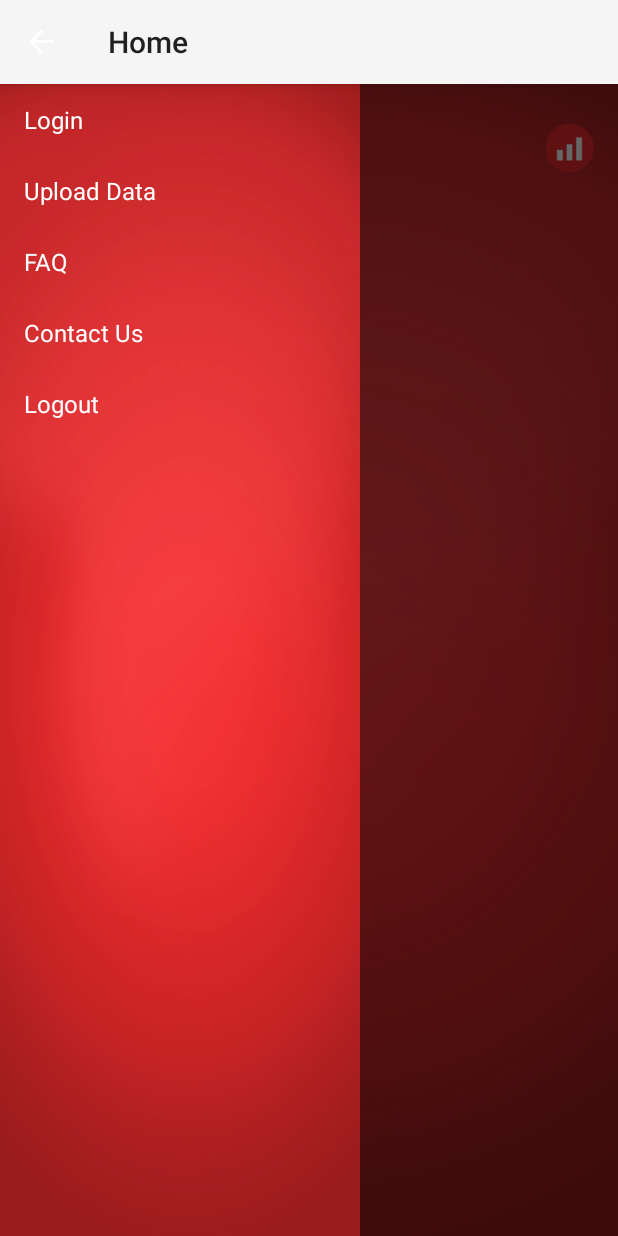
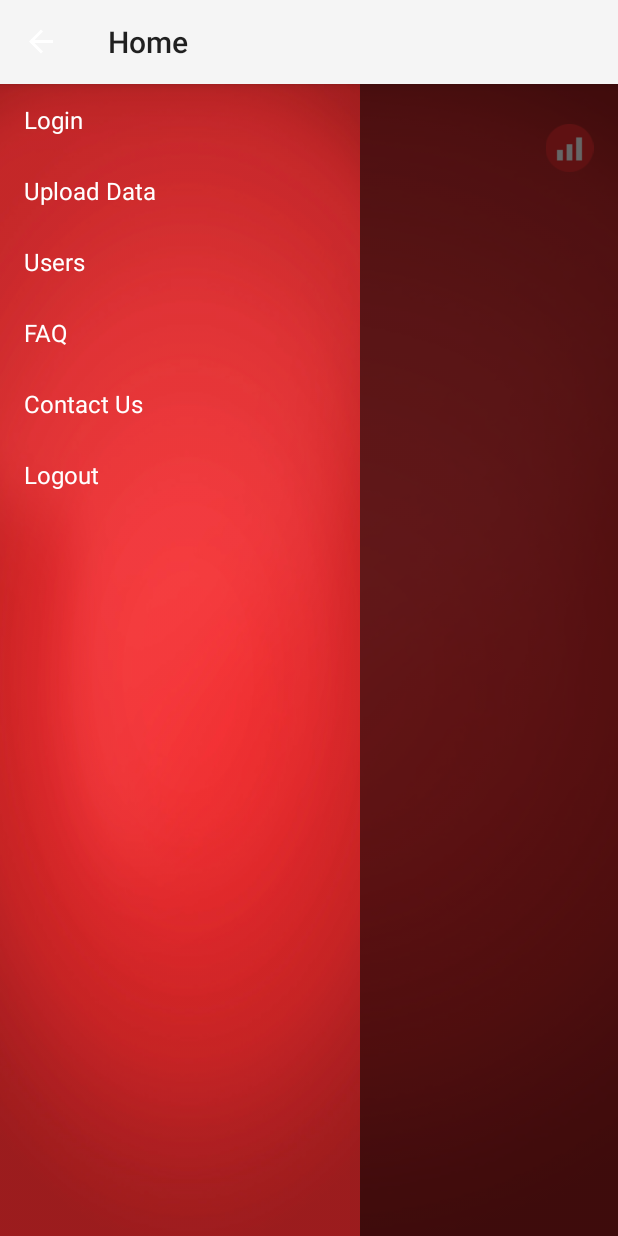
Before and after one commit to mba12/movobluewave, an Android app: the screen it shows after launch (Home), with the side drawer open, on a phone screen of 412 x 824 dp. Run offline under Robolectric (Android 15) with nearby library versions, the phone set to English and light mode, and no system bars; libraries missing offline, so code that uses them is left out: com.firebase.client, com.github.mikephil.charting; plain views replace LineChart; 4 statements that could not run were skipped.

Commit message:
Added the ability to increment steps taken today on user account. Found that the firebase reference will store data until android is memory cleaned then it looses the data which is not so good. Created the ability to save users to disk. Created the ability to load user from disk then login and start using app as normal. Multiuser support coming online in that line of thought.

```diff
--- a/src/android/app/src/main/java/com/movo/wave/Home.java
+++ b/src/android/app/src/main/java/com/movo/wave/Home.java
@@ -29,6 +29,8 @@ import android.support.v7.widget.Toolbar;
 import com.firebase.client.DataSnapshot;
 import com.firebase.client.Firebase;
 import com.firebase.client.FirebaseError;
+import com.firebase.client.MutableData;
+import com.firebase.client.Transaction;
 import com.firebase.client.ValueEventListener;
 import com.github.mikephil.charting.charts.LineChart;
 import com.github.mikephil.charting.components.YAxis;
@@ -88,6 +90,29 @@ public class Home extends ActionBarActivity {
                     public void onItemClick(AdapterView<?> parent, View v, int position1, long id) {
                         // name = getResources().getResourceEntryName(mThumbIds[position1]);
                         //do stuff here on grid click
+                        UserData myData = UserData.getUserData(c);
+//                        calendar.get(Calendar.YEAR)+"/"+(calendar.get(Calendar.MONTH)+1)+"/"+curDay
+//                        Log.d(TAG, "Transaction function start: "+myData.getCurUID()+"/"+calendar.get(Calendar.YEAR)+"/"+(calendar.get(Calendar.MONTH)+1)+"/"+curDay);
+                        //This function increments steps taken today when clicking on the gridview. This will sync with server as soon as it can.
+                        Firebase ref3 = new Firebase("https://ss-movo-wave-v2.firebaseio.com/users/"+myData.getCurUID()+"/"+calendar.get(Calendar.YEAR)+"/"+(calendar.get(Calendar.MONTH)+1)+"/"+curDay);
+                        ref3.runTransaction(new Transaction.Handler() {
+                            @Override
+                            public Transaction.Result doTransaction(MutableData currentData) {
+                                if(currentData.getValue() == null) {
+                                    currentData.setValue(1);
+                                } else {
+                                    currentData.setValue((Long) currentData.getValue() + 1);
+                                }
+                                return Transaction.success(currentData); //we can also abort by calling Transaction.abort()
+                            }
+                            @Override
+                            public void onComplete(FirebaseError firebaseError, boolean committed, DataSnapshot currentData) {
+                                //This method will be called once with the results of the transaction.
+                                Log.d(TAG, "Transaction increment successful");
+                            }
+                        });
+
+
                     }
                 });
                 gridview.invalidate();
@@ -133,12 +158,13 @@ public class Home extends ActionBarActivity {
 
 
         //**********************Set Up slider menu******************//
-        menuOptions = new String[5];
+        menuOptions = new String[6];
         menuOptions[0] = "Login";
         menuOptions[1] = "Upload Data";
-        menuOptions[2] = "FAQ";
-        menuOptions[3] = "Contact Us";
-        menuOptions[4] = "Logout";
+        menuOptions[2] = "Users";
+        menuOptions[3] = "FAQ";
+        menuOptions[4] = "Contact Us";
+        menuOptions[5] = "Logout";
 
         mDrawerList = (ListView) findViewById(R.id.left_drawer);
         mDrawerLayout = (DrawerLayout) findViewById(R.id.drawer_layout);
@@ -274,7 +300,7 @@ public class Home extends ActionBarActivity {
             TextView steps = (TextView) gridView.findViewById(R.id.steps);
             if(data!=null){
                 try {
-                    String what = calendar.get(Calendar.YEAR)+"/"+(calendar.get(Calendar.MONTH)+1)+"/"+dayToDisplay;
+                    //String what = calendar.get(Calendar.YEAR)+"/"+(calendar.get(Calendar.MONTH)+1)+"/"+dayToDisplay;
                     DataSnapshot todaysData = data.child(calendar.get(Calendar.YEAR)+"/"+(calendar.get(Calendar.MONTH)+1)+"/"+dayToDisplay);
                     if(!todaysData.getValue().equals("")){
                         steps.setText(todaysData.getValue()+"");
@@ -317,19 +343,25 @@ public class Home extends ActionBarActivity {
                 Log.d(TAG, "Upload pressed");
                 UserData myData = UserData.getUserData(c);
                 Log.d(TAG, "Cur user data: "+myData.getCurUID());
+
 //                login();
                 break;
             case 2:
+                Log.d(TAG, "Users pressed");
+                users();
+
+            case 3:
                 Log.d(TAG, "FAQ pressed");
 //                logout();
                 break;
-            case 3:
+            case 4:
                 Log.d(TAG, "Contact pressed");
 //                match();
                 break;
 
-            case 4:
+            case 5:
                 Log.d(TAG, "Logout pressed");
+                logout();
                 break;
         }
     }
@@ -381,4 +413,13 @@ public class Home extends ActionBarActivity {
                 LoginActivity.class);
         startActivity(intent);
     }
+    public void users(){
+        Intent intent = new Intent(getApplicationContext(),
+                UserActivity.class);
+        startActivity(intent);
+    }
+    public void logout(){
+        UserData mUD = UserData.getUserData(c);
+        mUD.storeCurrentUser();
+    }
 }
--- a/src/android/app/src/main/res/layout/activity_login.xml
+++ b/src/android/app/src/main/res/layout/activity_login.xml
@@ -1,10 +1,11 @@
 <LinearLayout xmlns:android="http://schemas.android.com/apk/res/android"
     xmlns:tools="http://schemas.android.com/tools" android:layout_width="match_parent"
-    android:layout_height="match_parent" android:gravity="center_horizontal"
+    android:layout_height="match_parent" android:gravity="center_vertical|center_horizontal"
     android:orientation="vertical" android:paddingBottom="@dimen/activity_vertical_margin"
     android:paddingLeft="@dimen/activity_horizontal_margin"
     android:paddingRight="@dimen/activity_horizontal_margin"
     android:paddingTop="@dimen/activity_vertical_margin"
+    android:background="@drawable/splash"
     tools:context="com.movo.wave.LoginActivity">
 
     <!-- Login progress -->
@@ -13,7 +14,8 @@
         android:layout_marginBottom="8dp" android:visibility="gone" />
 
     <ScrollView android:id="@+id/login_form" android:layout_width="match_parent"
-        android:layout_height="match_parent">
+        android:layout_height="wrap_content"
+        android:layout_gravity="center">
         <LinearLayout android:layout_width="match_parent" android:layout_height="wrap_content"
             android:orientation="vertical">
 
--- a/src/android/app/src/main/res/layout/drawer_list_item.xml
+++ b/src/android/app/src/main/res/layout/drawer_list_item.xml
@@ -20,6 +20,7 @@
     android:layout_height="wrap_content"
     android:textAppearance="?android:attr/textAppearanceListItemSmall"
     android:gravity="center_vertical"
+
     android:paddingLeft="16dp"
     android:paddingRight="16dp"
     android:textColor="#fff"
--- a/src/android/app/src/main/res/layout/login.xml
+++ b/src/android/app/src/main/res/layout/login.xml
@@ -3,7 +3,7 @@
     android:id="@+id/mainview"
     android:layout_width="fill_parent"
     android:layout_height="fill_parent"
-    android:background="@android:color/white"
+    android:background="@drawable/splash"
      >
 
     <TextView
--- /dev/null
+++ b/src/android/app/src/main/res/menu/menu_user.xml
@@ -0,0 +1,6 @@
+<menu xmlns:android="http://schemas.android.com/apk/res/android"
+    xmlns:app="http://schemas.android.com/apk/res-auto"
+    xmlns:tools="http://schemas.android.com/tools" tools:context="com.movo.wave.UserActivity">
+    <item android:id="@+id/action_settings" android:title="@string/action_settings"
+        android:orderInCategory="100" app:showAsAction="never" />
+</menu>
```
Also changed, not shown: src/android/app/src/main/AndroidManifest.xml (+6 -1 lines), src/android/app/src/main/java/com/movo/wave/UserActivity.java (added, +60 -0 lines), src/android/app/src/main/java/com/movo/wave/UserData.java (+90 -3 lines), src/android/app/src/main/res/layout/activity_user.xml (added, +43 -0 lines).
